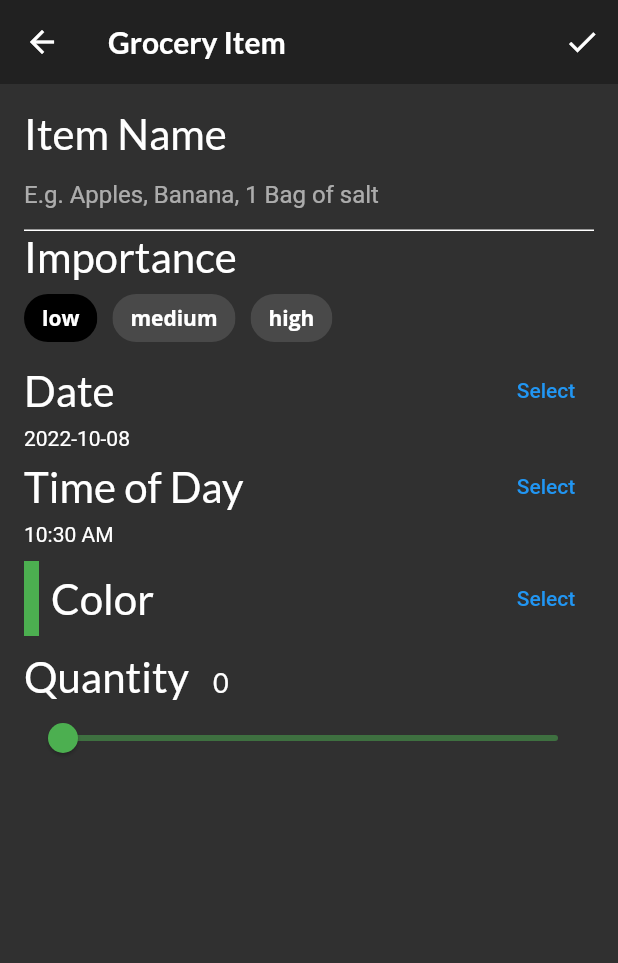
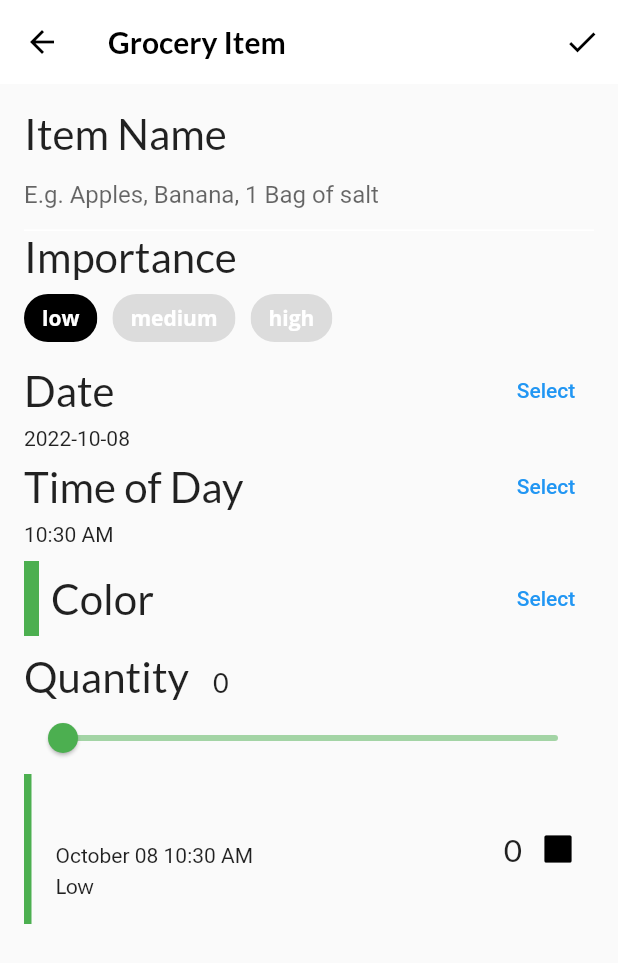
Before and after one commit to Alisherro/fooderlich, a Flutter app: the screen it shows after launch, item 3 of the bottom bar chosen, after a tap on the "add" icon, on a phone screen of 412 x 824 dp. Shown: the top 963 px of the screen. Run offline on Flutter 3.47's test engine with Material 2 defaults, Android fonts, the phone set to English and light mode, and no system bars; our stand-ins replace flutter_colorpicker, google_fonts.

Commit message:
chapter 06 final

```diff
--- a/lib/components/grocery_tile.dart
+++ b/lib/components/grocery_tile.dart
@@ -2,32 +2,113 @@ import 'package:flutter/material.dart';
 import 'package:google_fonts/google_fonts.dart';
 import 'package:intl/intl.dart';
 import '../models/grocery_item.dart';
+
 class GroceryTile extends StatelessWidget {
-  // 1
   final GroceryItem item;
-  // 2
   final Function(bool?)? onComplete;
-  // 3
   final TextDecoration textDecoration;
-  // 4
+
   GroceryTile({
-    Key? key,
+    super.key,
     required this.item,
     this.onComplete,
   }) : textDecoration =
-  item.isComplete ? TextDecoration.lineThrough :
-  TextDecoration.none,
-        super(key: key);
+            item.isComplete ? TextDecoration.lineThrough : TextDecoration.none;
+
   @override
   Widget build(BuildContext context) {
-    // TODO 21: Change this Widget
-    return Container(
+    return SizedBox(
       height: 100.0,
-      // TODO 20: Replace this color
-      color: Colors.red,
+      child: Row(
+        mainAxisAlignment: MainAxisAlignment.spaceBetween,
+        children: [
+          Row(
+            children: [
+              Container(
+                width: 5.0,
+                color: item.color,
+              ),
+              const SizedBox(width: 16.0),
+              Column(
+                mainAxisAlignment: MainAxisAlignment.center,
+                crossAxisAlignment: CrossAxisAlignment.start,
+                children: [
+                  Text(
+                    item.name,
+                    style: GoogleFonts.lato(
+                      decoration: textDecoration,
+                      fontSize: 21.0,
+                      fontWeight: FontWeight.bold,
+                    ),
+                  ),
+                  const SizedBox(height: 4.0),
+                  buildDate(),
+                  const SizedBox(height: 4.0),
+                  buildImportance(),
+                ],
+              ),
+            ],
+          ),
+          Row(
+            children: [
+              Text(
+                item.quantity.toString(),
+                style: GoogleFonts.lato(
+                  decoration: textDecoration,
+                  fontSize: 21.0,
+                ),
+              ),
+              buildCheckbox(),
+            ],
+          ),
+        ],
+      ),
     );
   }
-// TODO: Add BuildImportance()
-// TODO: Add buildDate()
-// TODO: Add buildCheckbox()
+
+  Widget buildImportance() {
+    if (item.importance == Importance.low) {
+      return Text(
+        'Low',
+        style: GoogleFonts.lato(
+          decoration: textDecoration,
+        ),
+      );
+    } else if (item.importance == Importance.medium) {
+      return Text(
+        'Medium',
+        style: GoogleFonts.lato(
+          fontWeight: FontWeight.w800,
+          decoration: textDecoration,
+        ),
+      );
+    } else if (item.importance == Importance.high) {
+      return Text(
+        'High',
+        style: GoogleFonts.lato(
+          color: Colors.red,
+          fontWeight: FontWeight.w900,
+          decoration: textDecoration,
+        ),
+      );
+    } else {
+      throw Exception('This importance type does not exist');
+    }
+  }
+
+  Widget buildDate() {
+    final dateFormatter = DateFormat('MMMM dd h:mm a');
+    final dateString = dateFormatter.format(item.date);
+    return Text(
+      dateString,
+      style: TextStyle(decoration: textDecoration),
+    );
+  }
+
+  Widget buildCheckbox() {
+    return Checkbox(
+      value: item.isComplete,
+      onChanged: onComplete,
+    );
+  }
 }
--- a/lib/home.dart
+++ b/lib/home.dart
@@ -1,4 +1,5 @@
 import 'package:flutter/material.dart';
+
 import 'screens/explore_screen.dart';
 import 'screens/recipes_screen.dart';
 import 'screens/grocery_screen.dart';
@@ -13,17 +14,14 @@ class Home extends StatefulWidget {
 }
 
 class HomeState extends State<Home> {
-
   static List<Widget> pages = <Widget>[
     ExploreScreen(),
     RecipesScreen(),
-    GroceryScreen(),
+    const GroceryScreen(),
   ];
-
 
   @override
   Widget build(BuildContext context) {
-    // 1
     return Consumer<TabManager>(
       builder: (context, tabManager, child) {
         return Scaffold(
@@ -33,28 +31,27 @@ class HomeState extends State<Home> {
               style: Theme.of(context).textTheme.headline6,
             ),
           ),
-          // 2
-          // TODO: Replace body
-          body: pages[tabManager.selectedTab],
+          body: IndexedStack(
+            index: tabManager.selectedTab,
+            children: pages,
+          ),
           bottomNavigationBar: BottomNavigationBar(
             selectedItemColor:
                 Theme.of(context).textSelectionTheme.selectionColor,
-            // 3
             currentIndex: tabManager.selectedTab,
             onTap: (index) {
-              // 4
               tabManager.goToTab(index);
             },
-            items: <BottomNavigationBarItem>[
-              const BottomNavigationBarItem(
+            items: const [
+              BottomNavigationBarItem(
                 icon: Icon(Icons.explore),
                 label: 'Explore',
               ),
-              const BottomNavigationBarItem(
+              BottomNavigationBarItem(
                 icon: Icon(Icons.book),
                 label: 'Recipes',
               ),
-              const BottomNavigationBarItem(
+              BottomNavigationBarItem(
                 icon: Icon(Icons.list),
                 label: 'To Buy',
               ),
--- a/lib/main.dart
+++ b/lib/main.dart
@@ -1,4 +1,5 @@
 import 'package:flutter/material.dart';
+
 import 'fooderlich_theme.dart';
 import 'home.dart';
 import 'package:provider/provider.dart';
@@ -13,13 +14,12 @@ class Fooderlich extends StatelessWidget {
 
   @override
   Widget build(BuildContext context) {
-    final theme = FooderlichTheme.dark();
+    final theme = FooderlichTheme.light();
     return MaterialApp(
       theme: theme,
       title: 'Fooderlich',
       home: MultiProvider(
         providers: [
-          // 2
           ChangeNotifierProvider(create: (context) => TabManager()),
           ChangeNotifierProvider(create: (context) => GroceryManager()),
         ],
--- a/lib/models/grocery_item.dart
+++ b/lib/models/grocery_item.dart
@@ -1,6 +1,5 @@
 import 'package:flutter/painting.dart';
 
-// 1
 enum Importance {
   low,
   medium,
@@ -8,10 +7,7 @@ enum Importance {
 }
 
 class GroceryItem {
-  // 2
   final String id;
-
-  // 3
   final String name;
   final Importance importance;
   final Color color;
@@ -29,7 +25,6 @@ class GroceryItem {
     this.isComplete = false,
   });
 
-  // 4
   GroceryItem copyWith({
     String? id,
     String? name,
--- a/lib/models/grocery_manager.dart
+++ b/lib/models/grocery_manager.dart
@@ -1,27 +1,25 @@
 import 'package:flutter/material.dart';
 import 'grocery_item.dart';
+
 class GroceryManager extends ChangeNotifier {
-  // 1
   final _groceryItems = <GroceryItem>[];
-  // 2
-  List<GroceryItem> get groceryItems =>
-      List.unmodifiable(_groceryItems);
-  // 3
+  List<GroceryItem> get groceryItems => List.unmodifiable(_groceryItems);
+
   void deleteItem(int index) {
     _groceryItems.removeAt(index);
     notifyListeners();
   }
-  // 4
+
   void addItem(GroceryItem item) {
     _groceryItems.add(item);
     notifyListeners();
   }
-  // 5
+
   void updateItem(GroceryItem item, int index) {
     _groceryItems[index] = item;
     notifyListeners();
   }
-  // 6
+
   void completeItem(int index, bool change) {
     final item = _groceryItems[index];
     _groceryItems[index] = item.copyWith(isComplete: change);
--- a/lib/screens/empty_grocery_screen.dart
+++ b/lib/screens/empty_grocery_screen.dart
@@ -3,28 +3,27 @@ import 'package:provider/provider.dart';
 import '../models/models.dart';
 
 class EmptyGroceryScreen extends StatelessWidget {
-  const EmptyGroceryScreen({Key? key}) : super(key: key);
+  const EmptyGroceryScreen({super.key});
 
   @override
   Widget build(BuildContext context) {
     return Padding(
-      padding: const EdgeInsets.all(30),
+      padding: const EdgeInsets.all(30.0),
       child: Center(
           child: Column(
-          mainAxisAlignment: MainAxisAlignment.start,
+            mainAxisAlignment: MainAxisAlignment.center,
             children: [
               Flexible(
-              // 2
                 child: AspectRatio(
                   aspectRatio: 1 / 1,
                   child: Image.asset('assets/fooderlich_assets/empty_list.png'),
                 ),
               ),
-            const Text(
+              Text(
                 'No Groceries',
-              style: TextStyle(fontSize: 21.0),
+                style: Theme.of(context).textTheme.headline6,
               ),
-            const SizedBox(height: 16),
+              const SizedBox(height: 16.0),
               const Text(
                 'Shopping for ingredients?\n'
                 'Tap the + button to write them down!',
--- a/lib/screens/grocery_item_screen.dart
+++ b/lib/screens/grocery_item_screen.dart
@@ -4,33 +4,26 @@ import 'package:flutter_colorpicker/flutter_colorpicker.dart';
 import 'package:intl/intl.dart';
 import 'package:uuid/uuid.dart';
 import '../models/models.dart';
+import '../components/grocery_tile.dart';
 
 class GroceryItemScreen extends StatefulWidget {
-  // 1
   final Function(GroceryItem) onCreate;
-
-  // 2
   final Function(GroceryItem) onUpdate;
-
-  // 3
   final GroceryItem? originalItem;
-
-  // 4
   final bool isUpdating;
 
   const GroceryItemScreen({
-    Key? key,
+    super.key,
     required this.onCreate,
     required this.onUpdate,
     this.originalItem,
-  })  : isUpdating = (originalItem != null),
-        super(key: key);
+  })  : isUpdating = (originalItem != null);
 
   @override
-  _GroceryItemScreenState createState() => _GroceryItemScreenState();
+  GroceryItemScreenState createState() => GroceryItemScreenState();
 }
 
-class _GroceryItemScreenState extends State<GroceryItemScreen> {
+class GroceryItemScreenState extends State<GroceryItemScreen> {
   final _nameController = TextEditingController();
   String _name = '';
   Importance _importance = Importance.low;
@@ -41,7 +34,8 @@ class _GroceryItemScreenState extends State<GroceryItemScreen> {
 
   @override
   void initState() {
-    // 1
+    super.initState();
+
     final originalItem = widget.originalItem;
     if (originalItem != null) {
       _nameController.text = originalItem.name;
@@ -50,16 +44,15 @@ class _GroceryItemScreenState extends State<GroceryItemScreen> {
       _importance = originalItem.importance;
       _currentColor = originalItem.color;
       final date = originalItem.date;
-      _timeOfDay = TimeOfDay(hour: date.hour, minute: date.minute);
+      _timeOfDay = TimeOfDay(hour: date.hour, minute: date.minute,);
       _dueDate = date;
     }
-    // 2
+
     _nameController.addListener(() {
       setState(() {
         _name = _nameController.text;
       });
     });
-    super.initState();
   }
 
   @override
@@ -70,27 +63,40 @@ class _GroceryItemScreenState extends State<GroceryItemScreen> {
 
   @override
   Widget build(BuildContext context) {
-    // 1
     return Scaffold(
-      // 2
       appBar: AppBar(
         actions: [
           IconButton(
               icon: const Icon(Icons.check),
               onPressed: () {
-              // TODO 24: Add callback handler
-            },
-          )
+                final groceryItem = GroceryItem(
+                    id: widget.originalItem?.id ?? const Uuid().v1(),
+                    name: _nameController.text,
+                    importance: _importance,
+                    color: _currentColor,
+                    quantity: _currentSliderValue,
+                    date: DateTime(
+                      _dueDate.year,
+                      _dueDate.month,
+                      _dueDate.day,
+                      _timeOfDay.hour,
+                      _timeOfDay.minute,
+                    ),
+                );
+
+                if (widget.isUpdating) {
+                  widget.onUpdate(groceryItem);
+                } else {
+                  widget.onCreate(groceryItem);
+                }
+              },)
         ],
-        // 3
         elevation: 0.0,
-        // 4
         title: Text(
           'Grocery Item',
           style: GoogleFonts.lato(fontWeight: FontWeight.w600),
                   ),
       ),
-      // 5
       body: Container(
         padding: const EdgeInsets.all(16.0),
         child: ListView(
@@ -99,11 +105,26 @@ class _GroceryItemScreenState extends State<GroceryItemScreen> {
             buildImportanceField(),
             buildDateField(context),
             buildTimeField(context),
-            const SizedBox(height: 10),
+            const SizedBox(height: 10.0),
             buildColorPicker(context),
-            const SizedBox(height: 10),
+            const SizedBox(height: 10.0),
             buildQuantityField(),
-            // TODO: 19: Add Grocery Tile
+            GroceryTile(
+              item: GroceryItem(
+                id: 'previewMode',
+                name: _name,
+                importance: _importance,
+                color: _currentColor,
+                quantity: _currentSliderValue,
+                date: DateTime(
+                  _dueDate.year,
+                  _dueDate.month,
+                  _dueDate.day,
+                  _timeOfDay.hour,
+                  _timeOfDay.minute,
+                ),
+              ),
+            ),
           ],
         ),
       ),
@@ -111,27 +132,18 @@ class _GroceryItemScreenState extends State<GroceryItemScreen> {
   }
 
   Widget buildNameField() {
-    // 1
     return Column(
-      // 2
       crossAxisAlignment: CrossAxisAlignment.start,
       children: [
-        // 3
         Text(
           'Item Name',
           style: GoogleFonts.lato(fontSize: 28.0),
         ),
-        // 4
         TextField(
-          // 5
           controller: _nameController,
-          // 6
           cursorColor: _currentColor,
-          // 7
           decoration: InputDecoration(
-            // 8
             hintText: 'E.g. Apples, Banana, 1 Bag of salt',
-            // 9
             enabledBorder: const UnderlineInputBorder(
               borderSide: BorderSide(color: Colors.white),
             ),
@@ -148,30 +160,23 @@ class _GroceryItemScreenState extends State<GroceryItemScreen> {
   }
 
   Widget buildImportanceField() {
-    // 1
     return Column(
       crossAxisAlignment: CrossAxisAlignment.start,
       children: [
-        // 2
         Text(
           'Importance',
           style: GoogleFonts.lato(fontSize: 28.0),
         ),
-        // 3
         Wrap(
           spacing: 10.0,
           children: [
-            // 4
             ChoiceChip(
-              // 5
               selectedColor: Colors.black,
-              // 6
               selected: _importance == Importance.low,
               label: const Text(
                 'low',
                 style: TextStyle(color: Colors.white),
               ),
-              // 7
               onSelected: (selected) {
                 setState(() => _importance = Importance.low);
               },
@@ -205,47 +210,36 @@ class _GroceryItemScreenState extends State<GroceryItemScreen> {
   }
 
   Widget buildDateField(BuildContext context) {
-    // 1
     return Column(
       crossAxisAlignment: CrossAxisAlignment.start,
       children: [
-        // 2
         Row(
-          // 3
           mainAxisAlignment: MainAxisAlignment.spaceBetween,
           children: [
-            // 4
             Text(
               'Date',
               style: GoogleFonts.lato(fontSize: 28.0),
             ),
-            // 5
             TextButton(
               child: const Text('Select'),
-              // 6
               onPressed: () async {
                 final currentDate = DateTime.now();
-                // 7
                 final selectedDate = await showDatePicker(
                   context: context,
                   initialDate: currentDate,
                   firstDate: currentDate,
                   lastDate: DateTime(currentDate.year + 5),
                 );
-                // 8
-                setState(
-                  () {
+                setState(() {
                   if (selectedDate != null) {
                     _dueDate = selectedDate;
                   }
-                  },
-                );
+                });
               },
             ),
           ],
         ),
-        // 9
-        Text('${DateFormat('yyyy-MM-dd').format(_dueDate)}'),
+        Text(DateFormat('yyyy-MM-dd').format(_dueDate)),
       ],
     );
   }
@@ -264,35 +258,29 @@ class _GroceryItemScreenState extends State<GroceryItemScreen> {
             TextButton(
               child: const Text('Select'),
               onPressed: () async {
-                // 1
                 final timeOfDay = await showTimePicker(
-                  // 2
                   initialTime: TimeOfDay.now(),
                   context: context,
                 );
-                // 3
-                setState(
-                  () {
+
+                setState(() {
                   if (timeOfDay != null) {
                     _timeOfDay = timeOfDay;
                   }
-                  },
-                );
+                });
               },
             ),
           ],
         ),
-        Text('${_timeOfDay.format(context)}'),
+        Text(_timeOfDay.format(context)),
       ],
     );
   }
 
   Widget buildColorPicker(BuildContext context) {
-    // 1
     return Row(
       mainAxisAlignment: MainAxisAlignment.spaceBetween,
       children: [
-        // 2
         Row(
           children: [
             Container(
@@ -307,25 +295,20 @@ class _GroceryItemScreenState extends State<GroceryItemScreen> {
             ),
           ],
         ),
-        // 3
         TextButton(
           child: const Text('Select'),
           onPressed: () {
-            // 4
             showDialog(
               context: context,
               builder: (context) {
-                // 5
                 return AlertDialog(
                   content: BlockPicker(
                     pickerColor: Colors.white,
-                    // 6
                     onColorChanged: (color) {
                       setState(() => _currentColor = color);
                     },
                   ),
                   actions: [
-                    // 7
                     TextButton(
                       child: const Text('Save'),
                       onPressed: () {
@@ -343,11 +326,9 @@ class _GroceryItemScreenState extends State<GroceryItemScreen> {
   }
 
   Widget buildQuantityField() {
-    // 1
     return Column(
       crossAxisAlignment: CrossAxisAlignment.start,
       children: [
-        // 2
         Row(
           crossAxisAlignment: CrossAxisAlignment.baseline,
           textBaseline: TextBaseline.alphabetic,
@@ -363,21 +344,14 @@ class _GroceryItemScreenState extends State<GroceryItemScreen> {
             ),
           ],
         ),
-        // 3
         Slider(
-          // 4
           inactiveColor: _currentColor.withOpacity(0.5),
           activeColor: _currentColor,
-          // 5
           value: _currentSliderValue.toDouble(),
-          // 6
           min: 0.0,
           max: 100.0,
-          // 7
           divisions: 100,
-          // 8
           label: _currentSliderValue.toInt().toString(),
-          // 9
           onChanged: (double value) {
             setState(
               () {
--- a/lib/screens/grocery_screen.dart
+++ b/lib/screens/grocery_screen.dart
@@ -3,53 +3,44 @@ import 'empty_grocery_screen.dart';
 import 'package:provider/provider.dart';
 import '../models/models.dart';
 import 'grocery_item_screen.dart';
-
+import 'grocery_list_screen.dart';
 class GroceryScreen extends StatelessWidget {
-  const GroceryScreen({Key? key}) : super(key: key);
+  const GroceryScreen({super.key});
 
   @override
   Widget build(BuildContext context) {
-    return Consumer<GroceryManager>(
-      // 2
-      builder: (context, manager, child) {
-        // 3
-        if (manager.groceryItems.isNotEmpty) {
-          // TODO 25: Add GroceryListScreen
-          return Container();
-        } else {
-          // 5
     return Scaffold(
-            // 6
-            body: EmptyGroceryScreen(),
-
       floatingActionButton: FloatingActionButton(
         child: const Icon(Icons.add),
         onPressed: () {
-                // 1
-                final manager =
-                    Provider.of<GroceryManager>(context, listen: false);
-                // 2
+          final manager = Provider.of<GroceryManager>(
+            context,
+            listen: false);
           Navigator.push(
             context,
-                  // 3
             MaterialPageRoute(
-                    // 4
               builder: (context) => GroceryItemScreen(
-                      // 5
                 onCreate: (item) {
-                        // 6
                   manager.addItem(item);
-                        // 7
                   Navigator.pop(context);
                 },
-                      // 8
                 onUpdate: (item) {},
               ),
             ),
           );
         },
-            ), // 7
+      ),
+      body: buildGroceryScreen(),
     );
+  }
+
+  Widget buildGroceryScreen() {
+    return Consumer<GroceryManager>(
+      builder: (context, manager, child) {
+      if (manager.groceryItems.isNotEmpty) {
+        return GroceryListScreen(manager: manager);
+      } else {
+        return const EmptyGroceryScreen();
       }
     },
     );
```
Also changed, not shown: lib/models/models.dart (line endings or trailing spaces), lib/models/tab_manager.dart (line endings or trailing spaces). Lines whose indentation alone changed are shown as unchanged.
